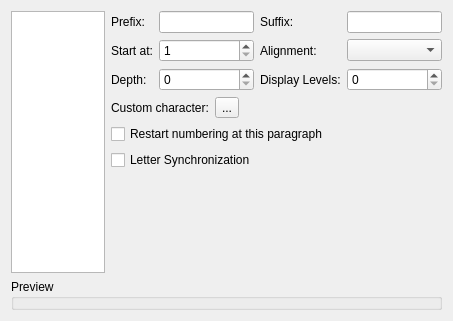
Qt form plugins/textshape/dialogs/ParagraphBulletsNumbers.ui (KDE/krita) before a commit.
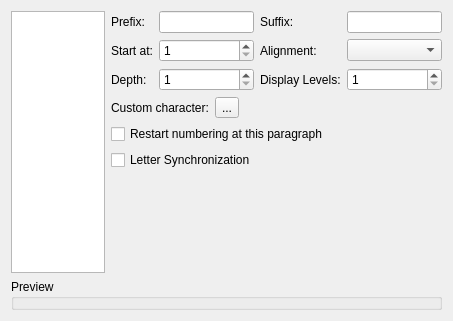
The same form after that commit. Custom widgets are drawn as their Qt base class.

Commit message: Set min value to 1 and max value to 10 of depths and display-level.

The edit to the form file:
```diff
--- a/plugins/textshape/dialogs/ParagraphBulletsNumbers.ui
+++ b/plugins/textshape/dialogs/ParagraphBulletsNumbers.ui
@@ -103,7 +103,14 @@
          </widget>
         </item>
         <item row="2" column="1" >
-         <widget class="QSpinBox" name="depth" />
+         <widget class="QSpinBox" name="depth" >
+          <property name="minimum" >
+           <number>1</number>
+          </property>
+          <property name="maximum" >
+           <number>10</number>
+          </property>
+         </widget>
         </item>
         <item row="2" column="2" >
          <widget class="QLabel" name="label_7" >
@@ -116,7 +123,11 @@
          </widget>
         </item>
         <item row="2" column="3" >
-         <widget class="QSpinBox" name="levels" />
+         <widget class="QSpinBox" name="levels" >
+          <property name="minimum" >
+           <number>1</number>
+          </property>
+         </widget>
         </item>
        </layout>
       </item>
```
Left out of the diff: 15 changed lines with no effect on the pictures.
